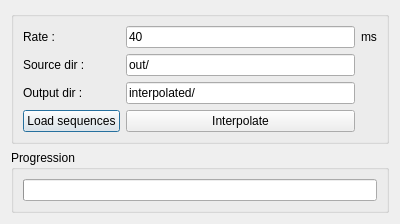
Before: the Qt Designer form test1/interpolateui.ui in ciolben/asmv, drawn with Qt 5.
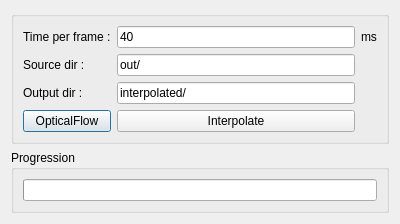
After: the same form once the commit is applied.

```diff
--- a/test1/interpolateui.ui
+++ b/test1/interpolateui.ui
@@ -35,6 +35,9 @@
       </item>
       <item row="0" column="2">
        <widget class="QLineEdit" name="txtRate">
+        <property name="enabled">
+         <bool>true</bool>
+        </property>
         <property name="text">
          <string>40</string>
         </property>
@@ -43,7 +46,7 @@
       <item row="0" column="0">
        <widget class="QLabel" name="label">
         <property name="text">
-         <string>Rate :</string>
+         <string>Time per frame :</string>
         </property>
        </widget>
       </item>
@@ -62,9 +65,12 @@
        </widget>
       </item>
       <item row="4" column="0">
-       <widget class="QPushButton" name="btLoad">
+       <widget class="QPushButton" name="btOpticalFlow">
+        <property name="enabled">
+         <bool>true</bool>
+        </property>
         <property name="text">
-         <string>Load sequences</string>
+         <string>OpticalFlow</string>
         </property>
        </widget>
       </item>
```
